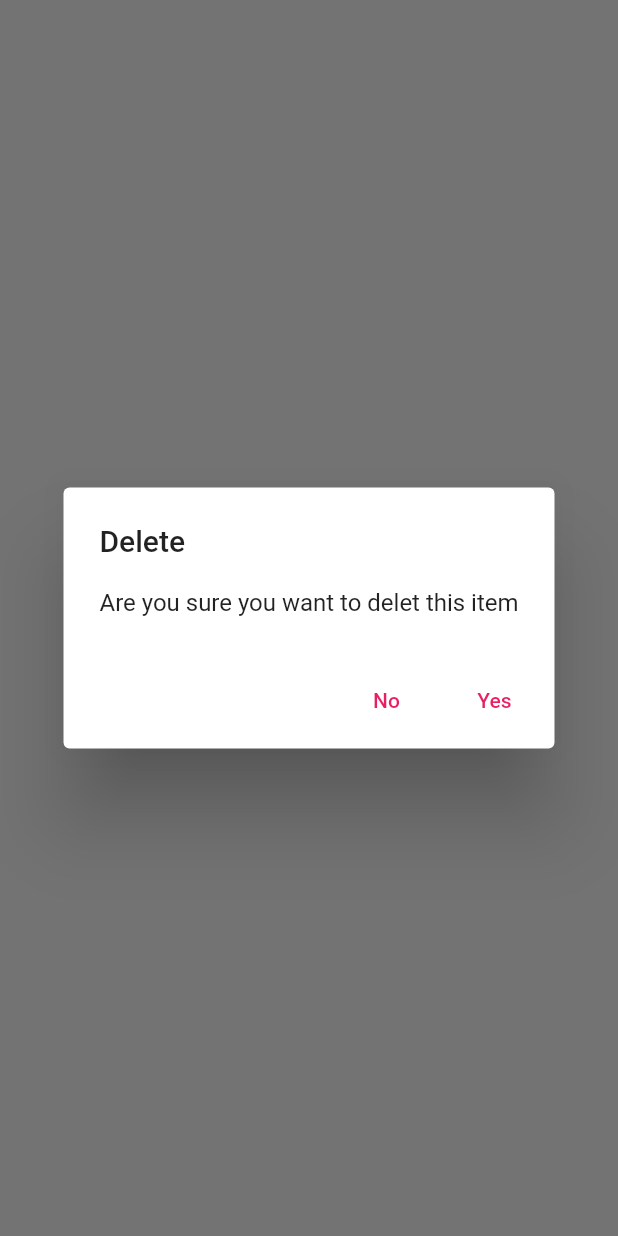
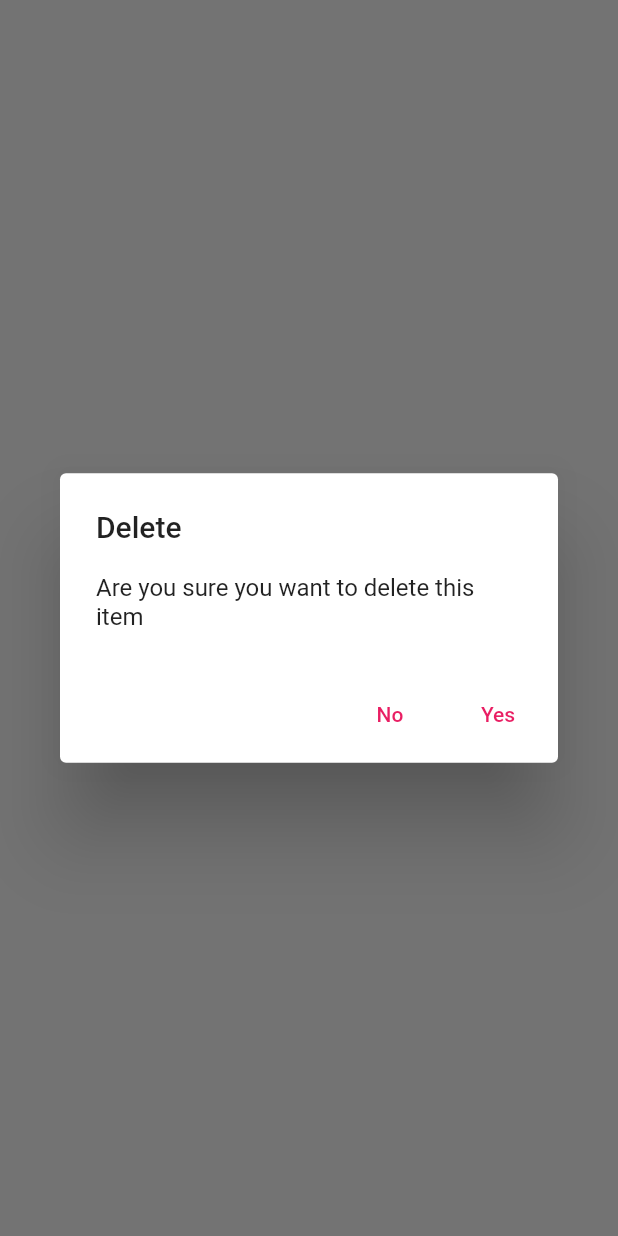
Before and after one commit to Kashan-Akram/MyNotesApp-flutter-project, a Flutter app: what showDeleteDialog() shows on an empty page, opened directly, on a phone screen of 412 x 824 dp. Run offline on Flutter 3.47's test engine with Material 2 defaults, Android fonts, the phone set to English and light mode, and no system bars; our stand-ins replace cloud_firestore, firebase_auth, firebase_core; accounts and stored records are empty; network calls fail.

Commit message:
fixed some typos

```diff
--- a/lib/utilities/dialogs/delete_dialog.dart
+++ b/lib/utilities/dialogs/delete_dialog.dart
@@ -5,7 +5,7 @@ Future<bool> showDeleteDialog(BuildContext context){
   return showGenericDialog<bool>(
     context: context,
     title: "Delete",
-    content: "Are you sure you want to delet this item",
+    content: "Are you sure you want to delete this item",
     optionsBuilder: () => {
       "No" : false,
       "Yes" : true,
--- a/lib/utilities/dialogs/error_dialog.dart
+++ b/lib/utilities/dialogs/error_dialog.dart
@@ -7,7 +7,7 @@ Future<void> showErrorDialog(
   ){
   return showGenericDialog<void>(
       context: context,
-      title: "An error occured",
+      title: "An error occurred",
       content: text,
       optionsBuilder: () => {
         "Ok" : null,
--- a/lib/utilities/dialogs/logout_dialog.dart
+++ b/lib/utilities/dialogs/logout_dialog.dart
@@ -5,7 +5,7 @@ Future<bool> showLogOutDialog(BuildContext context){
   return showGenericDialog<bool>(
       context: context,
       title: "Sign Out",
-      content: "Are you sure you want to sign out",
+      content: "Are you sure you want to sign out?",
       optionsBuilder: () => {
         "Cancel" : false,
         "Sign Out" : true,
```
